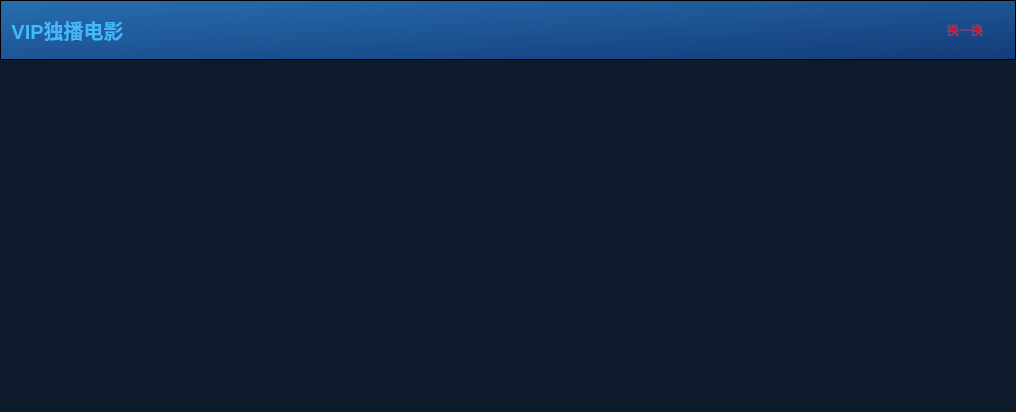
The window that VideoPlayer/mainwidget/videomember/VideoSortType.ui (huizhang556/pc-video-player) describes before a commit, drawn with Qt 5.
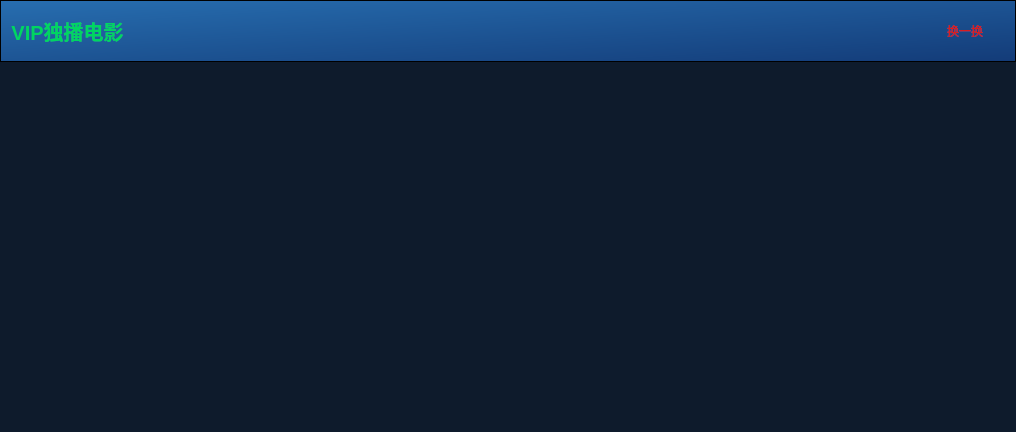
The same window after the commit. Icons and pictures are not drawn.

The edit to the form file:
```diff
--- a/VideoPlayer/mainwidget/videomember/VideoSortType.ui
+++ b/VideoPlayer/mainwidget/videomember/VideoSortType.ui
@@ -7,9 +7,15 @@
     <x>0</x>
     <y>0</y>
     <width>1016</width>
-    <height>412</height>
+    <height>432</height>
    </rect>
   </property>
+  <property name="minimumSize">
+   <size>
+    <width>0</width>
+    <height>430</height>
+   </size>
+  </property>
   <property name="windowTitle">
    <string>Form</string>
   </property>
@@ -92,7 +98,7 @@
              <string notr="true">QPushButton
 {
 background-color:transparent;
-color:#43b8fc;
+color:#00d661;
 font-size:20px;
 font-weight:700;
 border:none;
@@ -181,7 +187,13 @@
        <property name="minimumSize">
         <size>
          <width>0</width>
-         <height>350</height>
+         <height>370</height>
+        </size>
+       </property>
+       <property name="maximumSize">
+        <size>
+         <width>16777215</width>
+         <height>370</height>
         </size>
        </property>
        <property name="styleSheet">
@@ -193,8 +205,7 @@
 
 QListWidget::item
 {
-background-color: #0e1b2c;
-border-radius: 6px;
+background-color: #0e1b2c;;
 }
 
 QListWidget::item:selected
```
Left out of the diff: 2 changed lines with no effect on the pictures.
